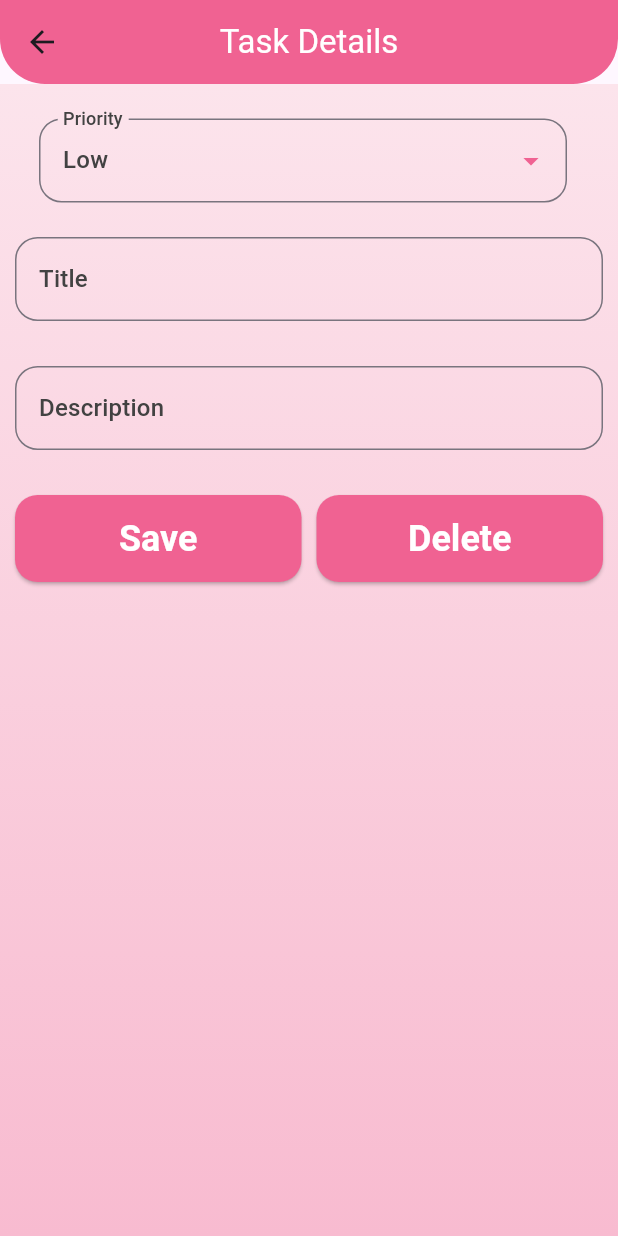
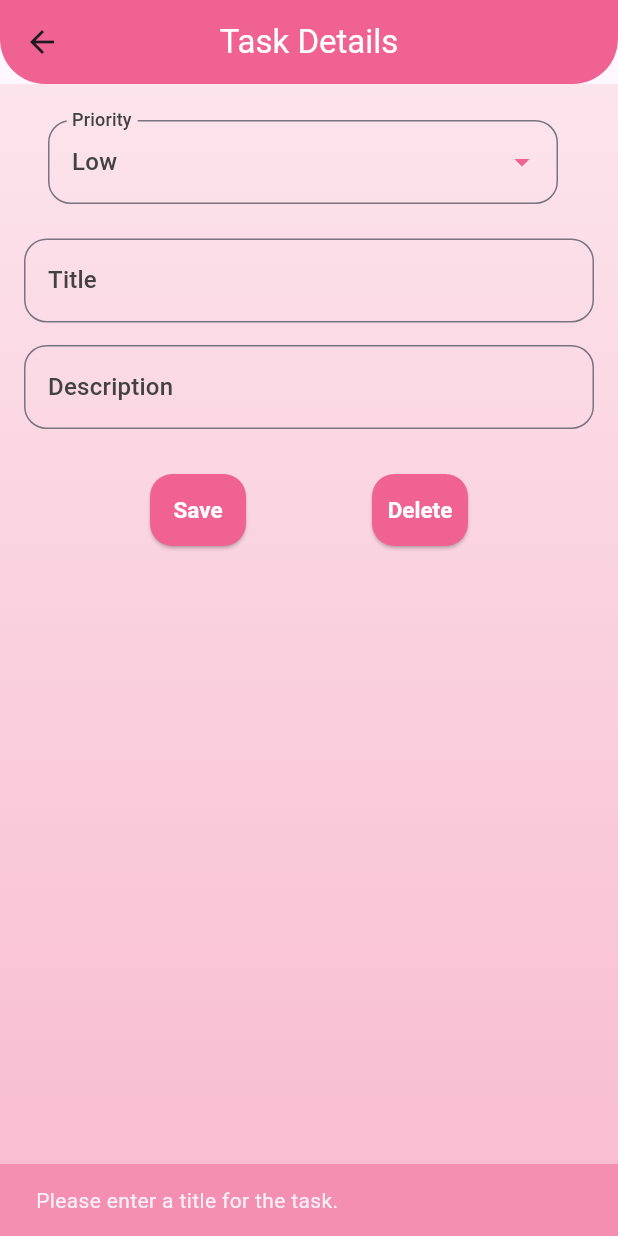
Before and after one commit to RowanYoussef/PinkDo_Todo_list, a Flutter app: the Task screen opened by its route, after a tap on "Save", on a phone screen of 412 x 824 dp. Run offline on Flutter 3.47's test engine with Material 3 defaults, Android fonts, the phone set to English and light mode, and no system bars; our stand-ins replace percent_indicator, sqflite; accounts and stored records are empty.

Commit message:
create a new task

```diff
--- a/pinkdo/lib/screens/Task.dart
+++ b/pinkdo/lib/screens/Task.dart
@@ -1,4 +1,5 @@
 import 'package:flutter/material.dart';
+import 'package:pinkdo/database/sql.dart';
 
 class Task extends StatefulWidget {
   @override
@@ -10,10 +11,42 @@ class _TaskState extends State<Task> {
   String selectedValue = 'Low';
   TextEditingController titleController = TextEditingController();
   TextEditingController descriptionController = TextEditingController();
+  Sqldb sqldb = Sqldb();
+
+  void saveTask() async {
+    try {
+      String title = titleController.text.trim();
+      String description = descriptionController.text.trim();
+      String priority = selectedValue;
+
+      if (title.isNotEmpty) {
+        int response = await sqldb.insertData(
+          "INSERT INTO tasks (task, completed, priority, description) VALUES ('$title', 0, '$priority', '$description')"
+        );
+        if (response > 0)
+            Navigator.pop(context, true);
+      } else {
+        ScaffoldMessenger.of(context).showSnackBar(SnackBar(
+          content: Text('Please enter a title for the task.'),
+          backgroundColor: Colors.pink[200],
+        ));
+      }
+    } catch (e) {
+      print("Error: $e");
+      ScaffoldMessenger.of(context).showSnackBar(SnackBar(
+        content: Text('An error occurred. Please try again later.'),
+        backgroundColor: Colors.pink[200],
+      ));
+    }
+  }
 
   @override
   Widget build(BuildContext context) {
-    TextStyle? textStyle = Theme.of(context).textTheme.titleMedium?.copyWith(color: Colors.grey[800]);
+    TextStyle? textStyle = Theme.of(context)
+        .textTheme
+        .titleMedium
+        ?.copyWith(color: Colors.grey[800]);
+
     return Scaffold(
       appBar: AppBar(
         title: Text('Task Details', style: TextStyle(color: Colors.white)),
@@ -35,7 +68,7 @@ class _TaskState extends State<Task> {
           ),
         ),
         child: Padding(
-          padding: EdgeInsets.only(top: 15, left: 10, right: 10),
+          padding: EdgeInsets.all(16.0),
           child: ListView(
             children: <Widget>[
               ListTile(
@@ -69,12 +102,10 @@ class _TaskState extends State<Task> {
                   icon: Icon(Icons.arrow_drop_down),
                 ),
               ),
-              Padding(
-                padding: EdgeInsets.only(top: 15, bottom: 15),
-                child: TextField(
+              SizedBox(height: 15),
+              TextField(
                 controller: titleController,
                 style: textStyle,
-                  onChanged: (value) {},
                 decoration: InputDecoration(
                   labelText: 'Title',
                   labelStyle: textStyle,
@@ -87,13 +118,10 @@ class _TaskState extends State<Task> {
                   ),
                 ),
               ),
-              ),
-              Padding(
-                padding: EdgeInsets.only(top: 15, bottom: 15),
-                child: TextField(
+              SizedBox(height: 15),
+              TextField(
                 controller: descriptionController,
                 style: textStyle,
-                  onChanged: (value) {},
                 decoration: InputDecoration(
                   labelText: 'Description',
                   labelStyle: textStyle,
@@ -106,14 +134,14 @@ class _TaskState extends State<Task> {
                   ),
                 ),
               ),
-              ),
-              Padding(
-                padding: EdgeInsets.only(top: 15, bottom: 15),
-                child: Row(
+              SizedBox(height: 30),
+              Row(
+                mainAxisAlignment: MainAxisAlignment.spaceEvenly,
                 children: <Widget>[
-                    Expanded(
-                      child: ElevatedButton(
-                        onPressed: () {},
+                  ElevatedButton(
+                    onPressed: () {
+                      saveTask();
+                    },
                     child: Text(
                       'Save',
                       textScaleFactor: 1.5,
@@ -123,7 +151,7 @@ class _TaskState extends State<Task> {
                       foregroundColor:  Colors.white,
                       padding: EdgeInsets.symmetric(vertical: 15),
                       textStyle: TextStyle(
-                            fontSize: 16,
+                        fontSize: 10,
                         fontWeight: FontWeight.bold,
                       ),
                       shape: RoundedRectangleBorder(
@@ -131,11 +159,9 @@ class _TaskState extends State<Task> {
                       ),
                     ),
                   ),
-                    ),
-                    SizedBox(width: 10),
-                    Expanded(
-                      child: ElevatedButton(
-                        onPressed: () {},
+                  ElevatedButton(
+                    onPressed: () {
+                    },
                     child: Text(
                       'Delete',
                       textScaleFactor: 1.5,
@@ -145,7 +171,7 @@ class _TaskState extends State<Task> {
                       foregroundColor:  Colors.white,
                       padding: EdgeInsets.symmetric(vertical: 15),
                       textStyle: TextStyle(
-                            fontSize: 16,
+                        fontSize: 10,
                         fontWeight: FontWeight.bold,
                       ),
                       shape: RoundedRectangleBorder(
@@ -153,9 +179,7 @@ class _TaskState extends State<Task> {
                       ),
                     ),
                   ),
-                    ),
                 ],
-                ),
               ),
             ],
           ),
```
Also changed, not shown: pinkdo/lib/database/sql.dart (+8 -1 lines), pinkdo/lib/screens/TodoList.dart (+14 -12 lines). Lines whose indentation alone changed are shown as unchanged.
